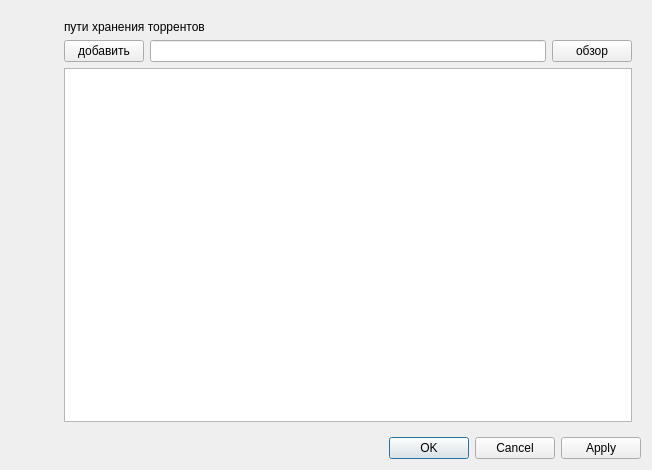
First picture: the form in settingswindow.ui, repository Silobrlst/myTorrentClient, before the edit.
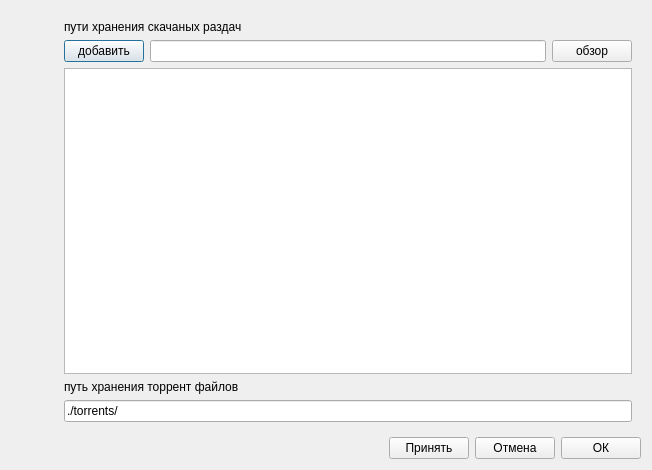
Second picture: the form after the edit.

```diff
--- a/settingswindow.ui
+++ b/settingswindow.ui
@@ -48,7 +48,7 @@
            <item>
             <widget class="QLabel" name="label">
              <property name="text">
-              <string>пути хранения торрентов</string>
+              <string>пути хранения скачаных раздач</string>
              </property>
             </widget>
            </item>
@@ -76,6 +76,20 @@
            <item>
             <widget class="QListWidget" name="pathsList"/>
            </item>
+           <item>
+            <widget class="QLabel" name="label_2">
+             <property name="text">
+              <string>путь хранения торрент файлов</string>
+             </property>
+            </widget>
+           </item>
+           <item>
+            <widget class="QLineEdit" name="torrentFilesPath">
+             <property name="text">
+              <string>./torrents/</string>
+             </property>
+            </widget>
+           </item>
           </layout>
          </widget>
         </widget>
@@ -83,14 +97,42 @@
       </layout>
      </item>
      <item>
-      <widget class="QDialogButtonBox" name="buttonBox">
-       <property name="orientation">
-        <enum>Qt::Horizontal</enum>
-       </property>
-       <property name="standardButtons">
-        <set>QDialogButtonBox::Apply|QDialogButtonBox::Cancel|QDialogButtonBox::Ok</set>
-       </property>
-      </widget>
+      <layout class="QHBoxLayout" name="horizontalLayout_4">
+       <item>
+        <spacer name="horizontalSpacer">
+         <property name="orientation">
+          <enum>Qt::Horizontal</enum>
+         </property>
+         <property name="sizeHint" stdset="0">
+          <size>
+           <width>40</width>
+           <height>20</height>
+          </size>
+         </property>
+        </spacer>
+       </item>
+       <item>
+        <widget class="QPushButton" name="applyButton">
+         <property name="text">
+          <string>Принять</string>
+         </property>
+        </widget>
+       </item>
+       <item>
+        <widget class="QPushButton" name="cancelButton">
+         <property name="text">
+          <string>Отмена</string>
+         </property>
+        </widget>
+       </item>
+       <item>
+        <widget class="QPushButton" name="okButton">
+         <property name="text">
+          <string>ОК</string>
+         </property>
+        </widget>
+       </item>
+      </layout>
      </item>
     </layout>
    </item>
```
Left out of the diff: 35 changed lines with no effect on the pictures.
